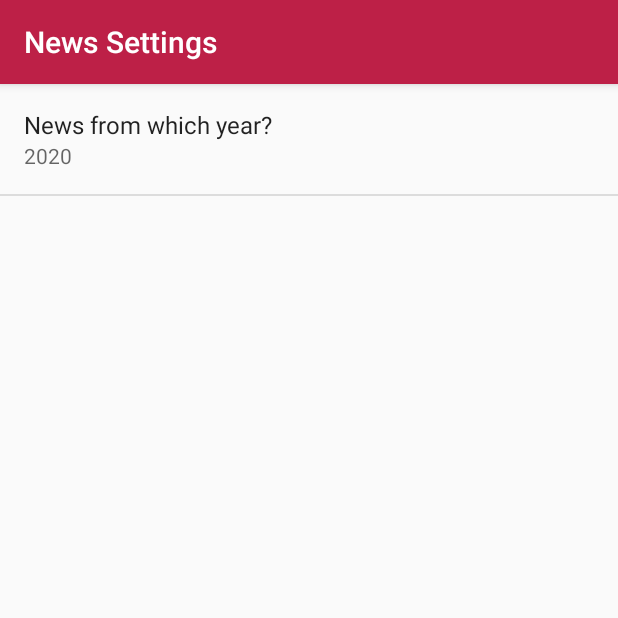
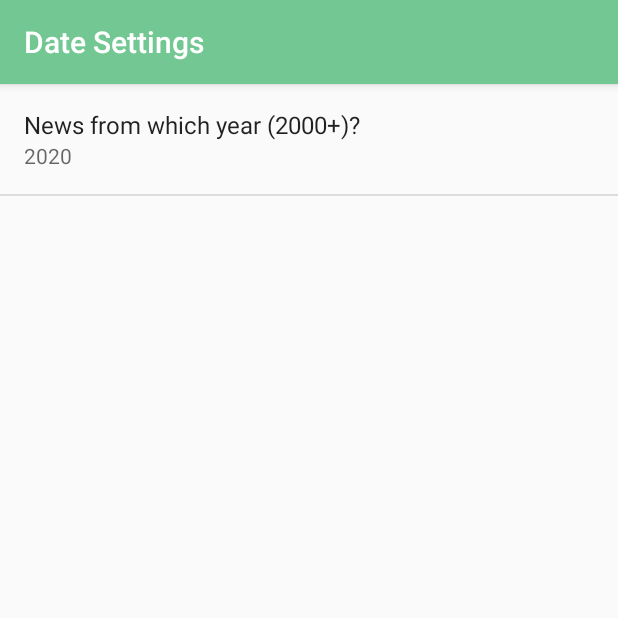
Before and after one commit to pinefoambath/GuardianAPI_App, an Android app: the screen it shows after launch (SettingsActivity), after a tap on "Settings", on a phone screen of 412 x 824 dp, the top half of it. Run offline under Robolectric (Android 15) with nearby library versions, the phone set to English and light mode, and no system bars.

```diff
--- a/app/src/main/java/com/example/android/guardianappVersionFive/ArticleActivity.java
+++ b/app/src/main/java/com/example/android/guardianappVersionFive/ArticleActivity.java
@@ -189,20 +189,28 @@ public class ArticleActivity extends AppCompatActivity
         Uri.Builder uriBuilder = baseUri.buildUpon();
         // the below line, after q originally featured "searchTopic"
         uriBuilder.appendQueryParameter("q", searchTopicFixed);
+
+        // look for good news in the headlines:
         uriBuilder.appendQueryParameter("query-fields", "headline");
+
         uriBuilder.appendQueryParameter("show-tags", "contributor");
-        // Pick a random page number via the page random we've just created:
-        //uriBuilder.appendQueryParameter("page", searchTopic);
+
         // show articles from the year the user has selected:
         uriBuilder.appendQueryParameter("from-date", dateFromString);
         uriBuilder.appendQueryParameter("to-date", dateToString);
+
+        // show up to 50 articles per search:
         uriBuilder.appendQueryParameter("page-size", "50");
-        // do not order by date but by relevance
-        uriBuilder.appendQueryParameter("order-by", "relevance");
+
+        // order by date
+        uriBuilder.appendQueryParameter("order-by", "newest");
+
         uriBuilder.appendQueryParameter("api-key", "8e81b867-2ffe-456d-b00e-fd87b080f822");
+
         // print the final url in the Logcat:
         System.out.println
                 ("The url is : " + uriBuilder.toString() );
+
         return new ArticleLoader(this, uriBuilder.toString());
     }
 
--- a/app/src/main/res/values/colors.xml
+++ b/app/src/main/res/values/colors.xml
@@ -16,7 +16,7 @@
 <resources>
     <!-- Primary color of the app (shown in the app bar) -->
 <!--    <color name="colorPrimary">#2B3D4D</color>-->
-    <color name="colorPrimary">#bd2047</color>
+    <color name="colorPrimary">#73c793</color>
 
     <!-- Primary dark color of the app (shown in the status bar) -->
     <color name="colorPrimaryDark">#23303D</color>
--- a/app/src/main/res/values/strings.xml
+++ b/app/src/main/res/values/strings.xml
@@ -15,14 +15,14 @@
 -->
 <resources>
     <!-- Title for the application. [CHAR LIMIT=12] -->
-    <string name="app_name">😁 Good News 👇🏾👇👇🏿 🎉</string>
+    <string name="app_name">Good News 😁👇🏾👇👇🏿 🎉</string>
 
     <!-- Default text to show with the article location ("Near the Pacific-Antarctic Ridge")
          if no specific kilometer distance from the primary location is given [CHAR LIMIT=30] -->
     <string name="near_the">Near the</string>
 
     <!-- Text to display in the list when there are no articles [CHAR LIMIT=NONE] -->
-    <string name="no_articles">Yikes! No articles found 🤷‍♀️</string>
+    <string name="no_articles">Yikes! No articles found 🤷‍♀ ️</string>
 
     <!-- Error message when there is no internet connectivity [CHAR LIMIT=NONE] -->
     <string name="no_internet_connection">Sorry, there is no internet connection 😳</string>
@@ -30,7 +30,7 @@
     <!-- Settings Menu Item [CHAR LIMIT=NONE] -->
     <string name="settings_menu_item">Settings</string>
     <!-- Settings Activity Title [CHAR LIMIT=NONE] -->
-    <string name="settings_title">News Settings</string>
+    <string name="settings_title">Date Settings</string>
 
     <!-- Strings For Minimum Magnitude Preference [CHAR LIMIT=30] -->
     <string name="settings_min_magnitude_label">Minimum Magnitude</string>
@@ -52,6 +52,6 @@
 
     <string name = "settings_defaultTopic">2020</string>
     <string name="query_topic">search</string>
-    <string name="search_Topic">News from which year?</string>
+    <string name="search_Topic">News from which year (2000+)?</string>
 
 </resources>
```
Also changed, not shown: app/src/main/res/mipmap-hdpi/ic_launcher.png, app/src/main/res/mipmap-mdpi/ic_launcher.png, app/src/main/res/mipmap-xhdpi/ic_launcher.png, app/src/main/res/mipmap-xxhdpi/ic_launcher.png, app/src/main/res/mipmap-xxxhdpi/ic_launcher.png, 2 other files.
